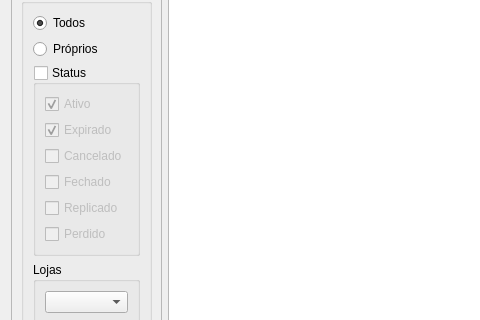
darktorres/ERP-STACCATO, file ui/widgetorcamento.ui: the form before one commit; both pictures show x 0 to 480 and y 136 to 456 of the 744 by 787 pixel window.
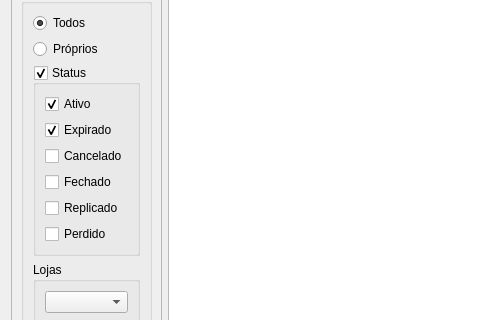
The form after the commit. Custom widgets are drawn as their Qt base class.

```diff
--- a/ui/widgetorcamento.ui
+++ b/ui/widgetorcamento.ui
@@ -96,7 +96,7 @@
         <x>0</x>
         <y>0</y>
         <width>141</width>
-        <height>642</height>
+        <height>640</height>
        </rect>
       </property>
       <layout class="QGridLayout" name="gridLayout_7">
@@ -218,7 +218,7 @@
              <bool>true</bool>
             </property>
             <property name="checked">
-             <bool>false</bool>
+             <bool>true</bool>
             </property>
             <layout class="QGridLayout" name="gridLayout_2">
              <item row="1" column="0">
```
